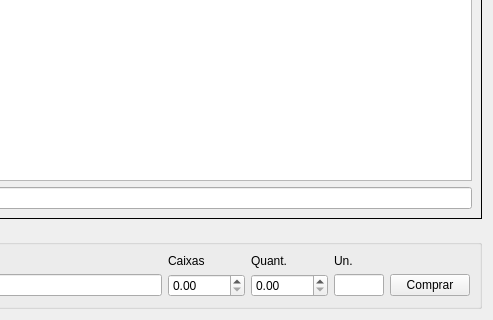
Above: ui/widgetcomprapendentes.ui from lellisls/ERP-STACCATO before the change; both pictures show x 265 to 758 and y 245 to 565 of the 758 by 565 pixel window. Below: the same form after it.
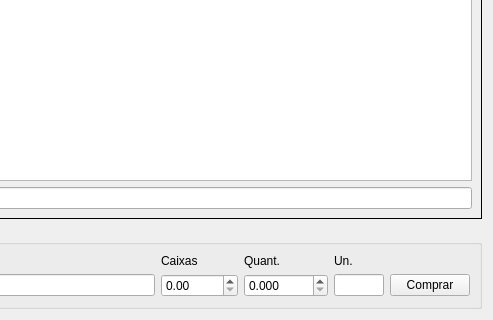
That is the form after the change. Custom widgets are drawn as their Qt base class.

Diff of the .ui file:
```diff
--- a/ui/widgetcomprapendentes.ui
+++ b/ui/widgetcomprapendentes.ui
@@ -143,6 +143,9 @@
       </item>
       <item row="1" column="3">
        <widget class="QDoubleSpinBox" name="doubleSpinBoxQuantAvulso">
+        <property name="decimals">
+         <number>3</number>
+        </property>
         <property name="maximum">
          <double>99999.990000000005239</double>
         </property>
```
